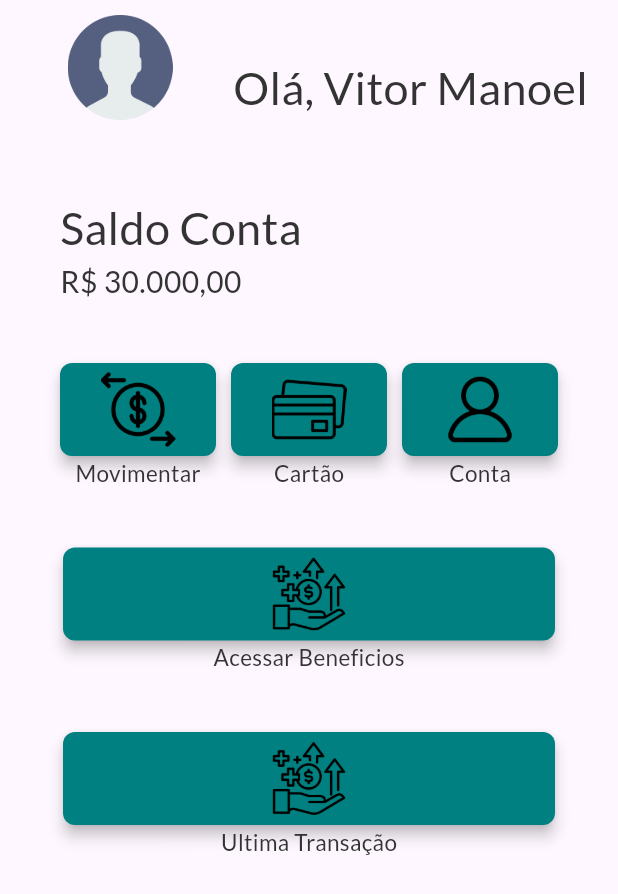
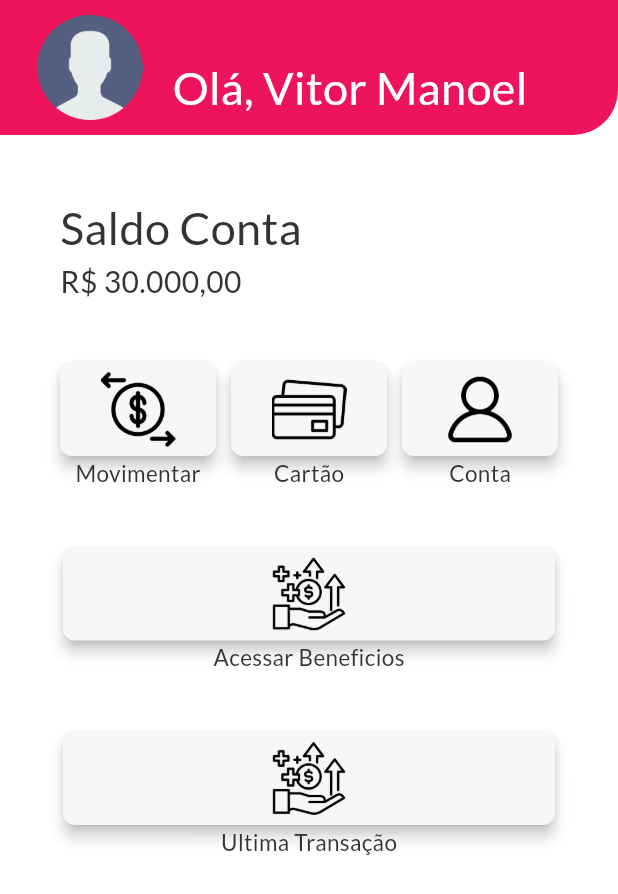
Before and after one commit to markfinn0/client_mobile, a Flutter app: the screen it shows after launch, on a phone screen of 412 x 824 dp. Shown: the top 894 px of the screen. Run offline on Flutter 3.47's test engine with Material 3 defaults, Android fonts, the light colour scheme and no system bars; our stand-ins replace google_fonts.

Commit message:
Ajuste de Pastas

```diff
--- a/lib/reuse_objects/app_bar_default.dart
+++ b/lib/reuse_objects/app_bar_default.dart
@@ -11,7 +11,7 @@ class MyAppBarPageConstructor {
             bottomRight: Radius.circular(30.0),
           ),
         ),
-        backgroundColor: Color(0xFF008080),
+        backgroundColor: Color(0xFFed145b),
 
         title: Text(title,
             style: GoogleFonts.getFont('Lato',
--- a/lib/reuse_objects/button_home.dart
+++ b/lib/reuse_objects/button_home.dart
@@ -25,8 +25,10 @@ class UserButtonBodyConstructor extends StatelessWidget {
               borderRadius: BorderRadius.circular(8.0),
             ),
             elevation: 4.0,
-            backgroundColor: Color(0xFF008080)),
+            backgroundColor: Color(0xFFF7F7F7)),
       ),
+
+
       Text('$textLabel',
           style: GoogleFonts.getFont(
             'Lato',
--- a/lib/screens/accounts_screens/home_screen.dart
+++ b/lib/screens/accounts_screens/home_screen.dart
@@ -30,18 +30,23 @@ class MyHomePageConstructor extends StatelessWidget {
             bottomRight: Radius.circular(30.0),
           ),
         ),
-        backgroundColor: Colors.transparent, // Torna a AppBar transparente.
+        backgroundColor: Color(0xFFed145b), // Torna a AppBar transparente.
         flexibleSpace: Container(
           padding: EdgeInsets.only(left: 5, bottom: 10, top: 10, right: 20),
           child: Row(
             children: <Widget>[
-              Expanded(
+              Container(
+                padding: EdgeInsets.only(left:20,right: 20),
+                child:
+              Align(
+
+                alignment: Alignment.bottomRight,
                 child: Image.asset(
                   'assets/asset/imgs/accounts_screens/user_icon.png',
                   width: 70,
                   height: 70,
                 ),
-              ),
+              ),),
               // Adiciona um espaço entre a imagem e o texto
               Align(
                 alignment: Alignment.bottomRight,
@@ -50,7 +55,7 @@ class MyHomePageConstructor extends StatelessWidget {
                   style: GoogleFonts.getFont(
                     'Lato',
                     fontSize: 30,
-                    textStyle: TextStyle(color: Color(0xFF333333)),
+                    textStyle: TextStyle(color: Color.fromARGB(255, 254, 255, 255)),
                   ),
                 ),
               ),
@@ -58,7 +63,9 @@ class MyHomePageConstructor extends StatelessWidget {
           ),
         ),
       ),
-      body: UserBodyConstructor(saldo: '30.000,00'),
+      body:
+      UserBodyConstructor(saldo: '30.000,00'),
+      backgroundColor: Color.fromARGB(255, 254, 255, 255),
     );
   }
 }
@@ -73,14 +80,19 @@ class UserBodyConstructor extends StatelessWidget {
   @override
   Widget build(BuildContext context) {
     return Container(
+
       padding: EdgeInsets.only(left: 20, bottom: 20, top: 20, right: 20),
       child: Column(
+
         children: <Widget>[
           //saldo conta e valor
           Container( padding: EdgeInsets.only(left: 20, bottom: 20, top: 20, right: 20),
             child: Column(
+
               children: [
+
                 Row(
+
                   children: [
                     Text(
                       'Saldo Conta',
```
